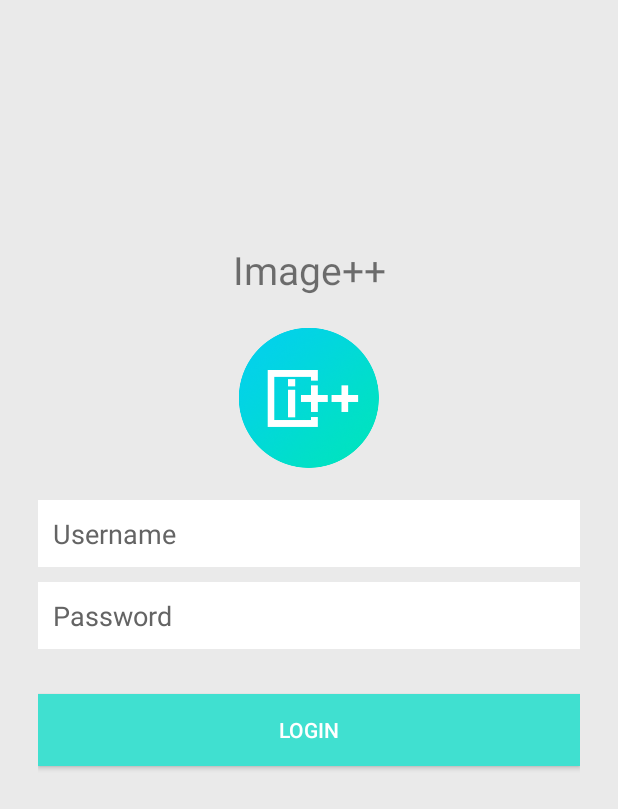
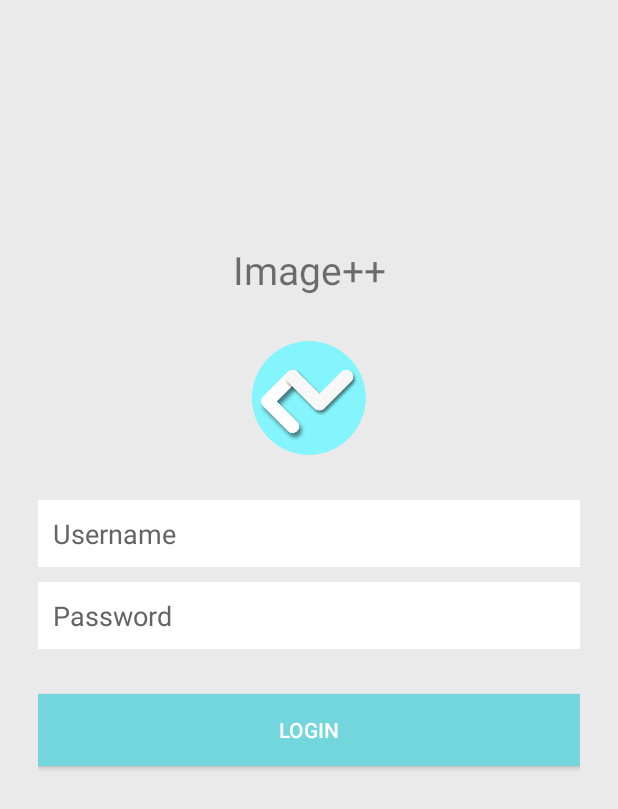
Before and after one commit to rokzidarn/android_imageplusplus, an Android app: the screen it shows after launch (LoginActivity), on a phone screen of 412 x 824 dp. Shown: the top 809 px of the screen. Run offline under Robolectric (Android 15) with nearby library versions, the phone set to English and light mode, and no system bars.

Commit message:
added new logo

```diff
--- a/app/src/main/res/values/colors.xml
+++ b/app/src/main/res/values/colors.xml
@@ -2,9 +2,9 @@
 <resources>
     <color name="colorPrimary">#3F51B5</color>
     <color name="colorPrimaryDark">#303F9F</color>
-    <color name="colorAccent">#40E0D0</color>
+    <color name="colorAccent">#74d6dd</color>
 
-    <color name="turqoise">#40E0D0</color>
+    <color name="turqoise">#74d6dd</color>
     <color name="white">#FFFFFF</color>
     <color name="black">#000000</color>
     <color name="grey">#EAEAEA</color>
```
Also changed, not shown: app/src/main/res/drawable/launcher.png, app/src/main/res/drawable/photo.png.
